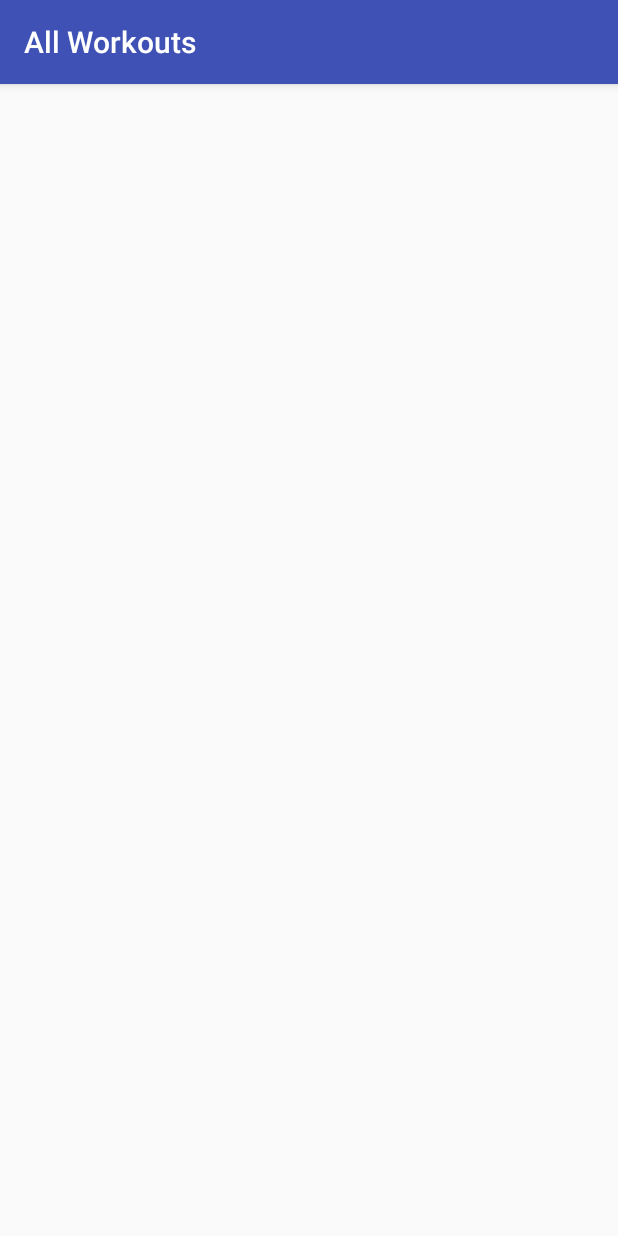
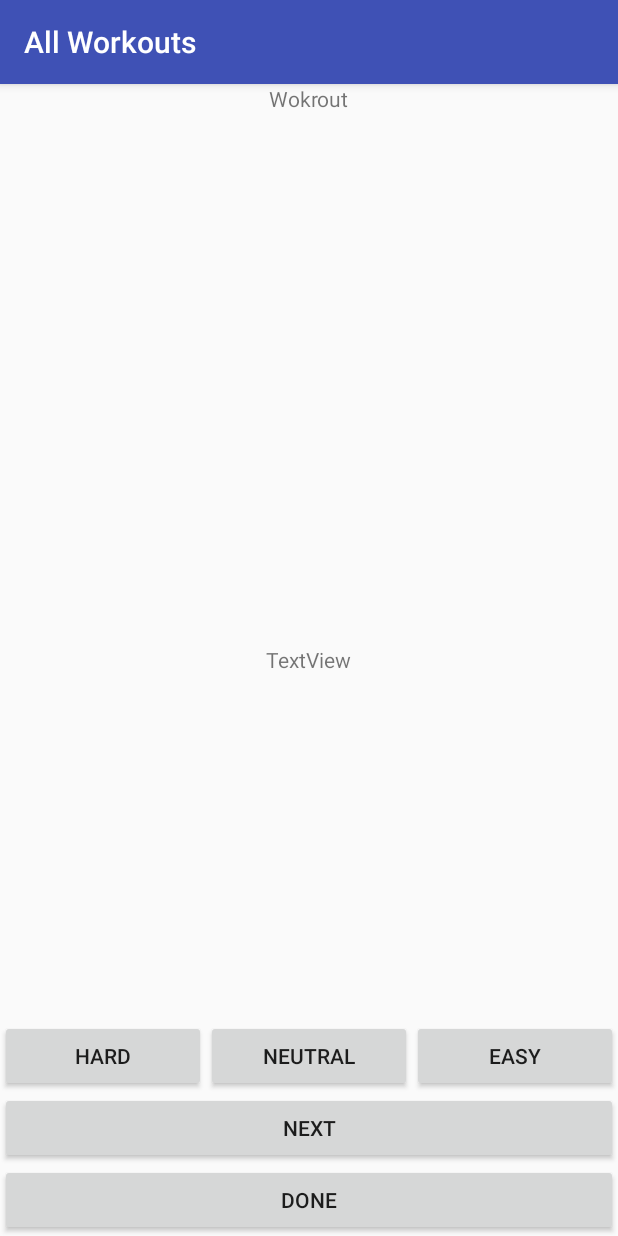
Before and after one commit to jesusCDev/AllWorkouts, an Android app: the WorkoutFinishActivity screen opened directly, with no data from a screen before it, on a phone screen of 412 x 824 dp. Run offline under Robolectric (Android 15) with nearby library versions, the phone set to English and light mode, and no system bars; 1 statement that could not run was skipped.

Commit message:
Added a finished screen which will update the values for max increasing the number of reps that are to come.

```diff
--- a/app/src/main/java/com/allvens/allworkouts/WorkoutActivity.java
+++ b/app/src/main/java/com/allvens/allworkouts/WorkoutActivity.java
@@ -11,7 +11,7 @@ public class WorkoutActivity extends AppCompatActivity {
     protected void onCreate(@Nullable Bundle savedInstanceState) {
         super.onCreate(savedInstanceState);
 
-        setContentView(R.layout.activity_workout);
+        setContentView(R.layout.activity_workout_session);
 
         TextView tv = findViewById(R.id.textView);
 
--- /dev/null
+++ b/app/src/main/res/layout/activity_workout_finish.xml
@@ -0,0 +1,72 @@
+<?xml version="1.0" encoding="utf-8"?>
+<android.widget.RelativeLayout
+    xmlns:android="http://schemas.android.com/apk/res/android" android:layout_width="match_parent"
+    android:layout_height="match_parent">
+
+    <LinearLayout
+        android:layout_width="match_parent"
+        android:layout_height="wrap_content"
+        android:layout_alignParentBottom="true"
+        android:layout_centerHorizontal="true"
+        android:orientation="vertical">
+
+        <LinearLayout
+            android:layout_width="match_parent"
+            android:layout_height="wrap_content"
+            android:orientation="horizontal">
+
+            <Button
+                android:id="@+id/button4"
+                android:layout_width="wrap_content"
+                android:layout_height="wrap_content"
+                android:layout_weight="1"
+                android:onClick="btnAction_workoutFinish_setDifficulty"
+                android:text="Hard" />
+
+            <Button
+                android:id="@+id/button8"
+                android:layout_width="wrap_content"
+                android:layout_height="wrap_content"
+                android:layout_weight="1"
+                android:onClick="btnAction_workoutFinish_setDifficulty"
+                android:text="Neutral" />
+
+            <Button
+                android:id="@+id/button3"
+                android:layout_width="wrap_content"
+                android:layout_height="wrap_content"
+                android:layout_weight="1"
+                android:onClick="btnAction_workoutFinish_setDifficulty"
+                android:text="Easy" />
+        </LinearLayout>
+
+        <Button
+            android:id="@+id/button"
+            android:layout_width="match_parent"
+            android:layout_height="wrap_content"
+            android:onClick="btnAction_workoutFinish_NextWorkout"
+            android:text="Next" />
+
+        <Button
+            android:id="@+id/button2"
+            android:layout_width="match_parent"
+            android:layout_height="wrap_content"
+            android:onClick="btnAction_workoutFinish_FinishWorkout"
+            android:text="Done" />
+    </LinearLayout>
+
+    <TextView
+        android:id="@+id/textView4"
+        android:layout_width="wrap_content"
+        android:layout_height="wrap_content"
+        android:layout_alignParentTop="true"
+        android:layout_centerHorizontal="true"
+        android:text="Wokrout" />
+
+    <TextView
+        android:id="@+id/textView5"
+        android:layout_width="wrap_content"
+        android:layout_height="wrap_content"
+        android:layout_centerInParent="true"
+        android:text="TextView" />
+</android.widget.RelativeLayout>
--- /dev/null
+++ b/app/src/main/res/layout/activity_workout_timer.xml
@@ -0,0 +1,6 @@
+<?xml version="1.0" encoding="utf-8"?>
+<android.support.constraint.ConstraintLayout
+    xmlns:android="http://schemas.android.com/apk/res/android" android:layout_width="match_parent"
+    android:layout_height="match_parent">
+
+</android.support.constraint.ConstraintLayout>
```
Also changed, not shown: app/src/main/java/com/allvens/allworkouts/WorkoutFinishActivity.java (+77 -3 lines), app/src/main/res/layout/activity_workout_session.xml (renamed from app/src/main/res/layout/activity_workout.xml).
